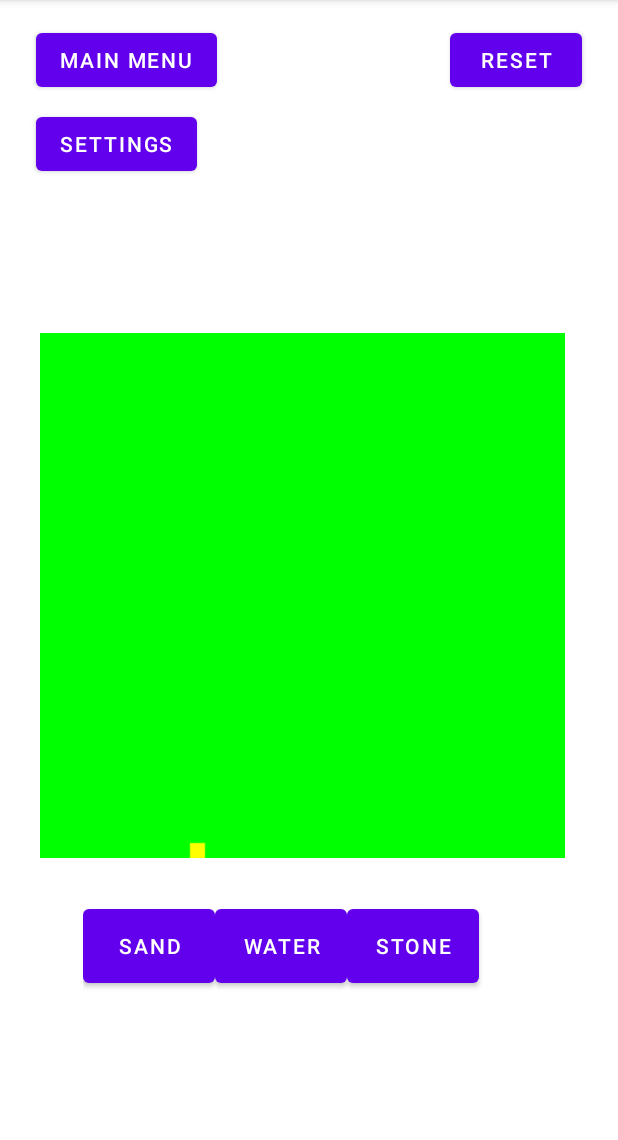
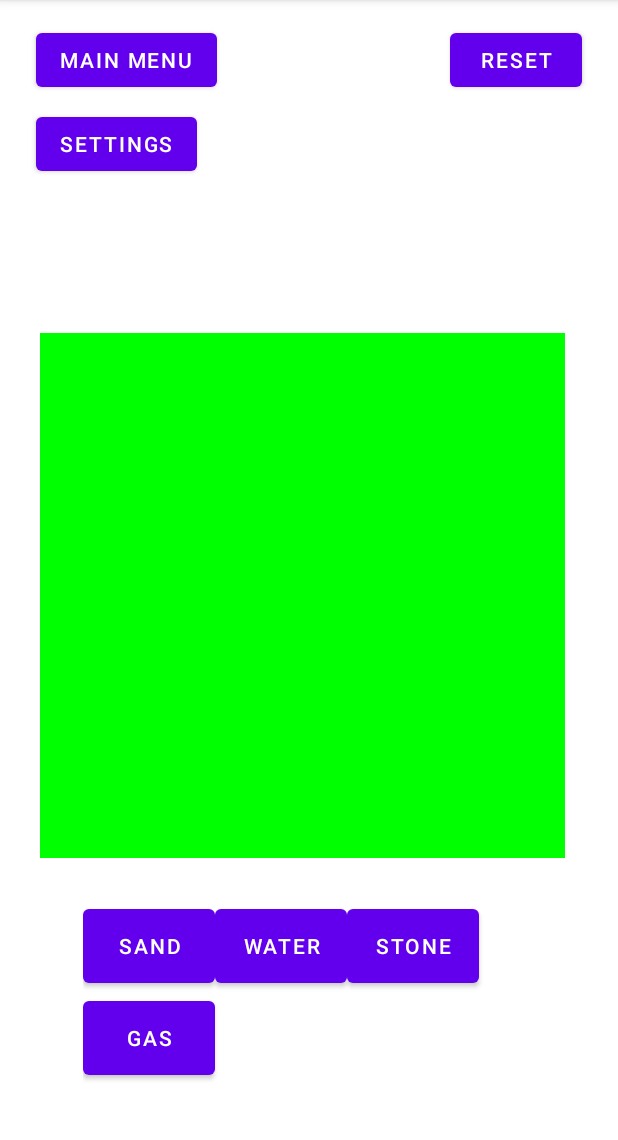
Before and after one commit to DoctorFoxy/ParticleSim, an Android app: the MainActivity screen opened directly, with no data from a screen before it, on a phone screen of 412 x 824 dp, the part 84-1224 px from its top. Run offline under Robolectric (Android 15) with nearby library versions, the phone set to English and light mode, and no system bars.

Commit message:
gas added to game

```diff
--- a/app/src/main/res/layout/activity_main.xml
+++ b/app/src/main/res/layout/activity_main.xml
@@ -52,6 +52,15 @@
             android:text="Water"
             app:layout_column="1"
             app:layout_row="0" />
+
+        <Button
+            android:id="@+id/selectButtonGas"
+            android:layout_width="wrap_content"
+            android:layout_height="61dp"
+            android:onClick="On_Gas_Pressed"
+            android:text="Gas"
+            app:layout_column="0"
+            app:layout_row="1" />
     </androidx.gridlayout.widget.GridLayout>
 
     <Button
```
Also changed, not shown: app/src/main/java/ParticleEngine/GasParticle.java (+5 -5 lines), app/src/main/java/ParticleEngine/WaterParticle.java (+10 -1 lines), app/src/main/java/com/example/particlesim/MainActivity.java (+8 -3 lines).
